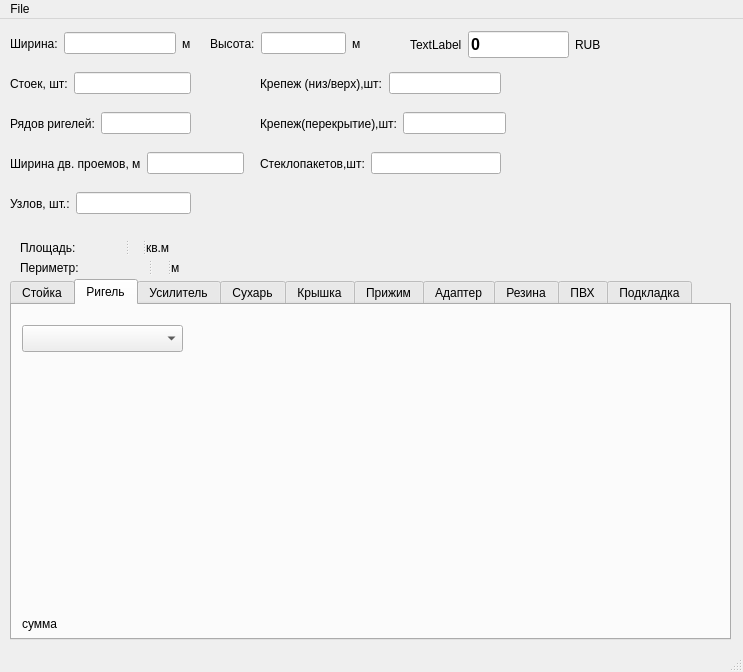
First picture: the form in main.ui, repository stogoff/facade, before the edit.
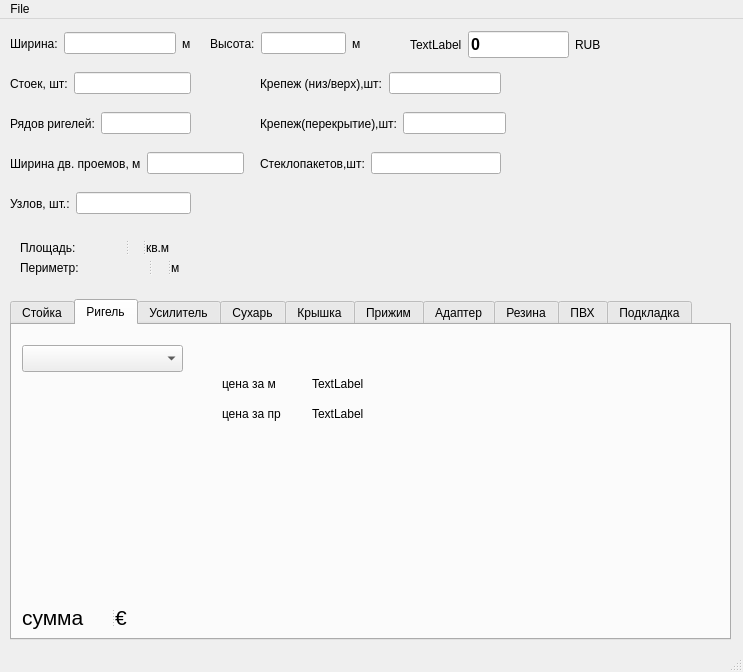
Second picture: the form after the edit. The open tabs and pages were chosen to show the change.

The edit to the form file:
```diff
--- a/main.ui
+++ b/main.ui
@@ -18,9 +18,9 @@
     <property name="geometry">
      <rect>
       <x>10</x>
-      <y>260</y>
+      <y>280</y>
       <width>721</width>
-      <height>361</height>
+      <height>341</height>
      </rect>
     </property>
     <property name="tabShape">
@@ -119,19 +119,6 @@
      <attribute name="title">
       <string>Ригель</string>
      </attribute>
-     <widget class="QLabel" name="label_sum2">
-      <property name="geometry">
-       <rect>
-        <x>10</x>
-        <y>310</y>
-        <width>67</width>
-        <height>17</height>
-       </rect>
-      </property>
-      <property name="text">
-       <string>сумма</string>
-      </property>
-     </widget>
      <widget class="QComboBox" name="comboBox_2">
       <property name="geometry">
        <rect>
@@ -142,6 +129,91 @@
        </rect>
       </property>
      </widget>
+     <widget class="QLabel" name="label_18">
+      <property name="geometry">
+       <rect>
+        <x>210</x>
+        <y>80</y>
+        <width>67</width>
+        <height>17</height>
+       </rect>
+      </property>
+      <property name="text">
+       <string>цена за пр</string>
+      </property>
+     </widget>
+     <widget class="QLabel" name="label_22">
+      <property name="geometry">
+       <rect>
+        <x>210</x>
+        <y>50</y>
+        <width>67</width>
+        <height>17</height>
+       </rect>
+      </property>
+      <property name="text">
+       <string>цена за м</string>
+      </property>
+     </widget>
+     <widget class="QLabel" name="label_23">
+      <property name="geometry">
+       <rect>
+        <x>300</x>
+        <y>50</y>
+        <width>67</width>
+        <height>17</height>
+       </rect>
+      </property>
+      <property name="text">
+       <string>TextLabel</string>
+      </property>
+     </widget>
+     <widget class="QLabel" name="label_24">
+      <property name="geometry">
+       <rect>
+        <x>300</x>
+        <y>80</y>
+        <width>67</width>
+        <height>17</height>
+       </rect>
+      </property>
+      <property name="text">
+       <string>TextLabel</string>
+      </property>
+     </widget>
+     <widget class="QSplitter" name="splitter">
+      <property name="geometry">
+       <rect>
+        <x>10</x>
+        <y>280</y>
+        <width>110</width>
+        <height>24</height>
+       </rect>
+      </property>
+      <property name="orientation">
+       <enum>Qt::Horizontal</enum>
+      </property>
+      <widget class="QLabel" name="label_sum2">
+       <property name="font">
+        <font>
+         <pointsize>16</pointsize>
+        </font>
+       </property>
+       <property name="text">
+        <string>сумма</string>
+       </property>
+      </widget>
+      <widget class="QLabel" name="label_sum2_2">
+       <property name="font">
+        <font>
+         <pointsize>16</pointsize>
+        </font>
+       </property>
+       <property name="text">
+        <string>€</string>
+       </property>
+      </widget>
+     </widget>
     </widget>
     <widget class="QWidget" name="tab_3">
      <attribute name="title">
```
Left out of the diff: 54 changed lines with no effect on the pictures.
